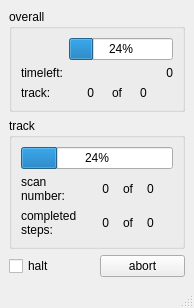
Old version of the form TildaHost/source/Interface/ScanProgressUi/Ui_ScanProgress.ui in the repository lasersphere/Tilda.
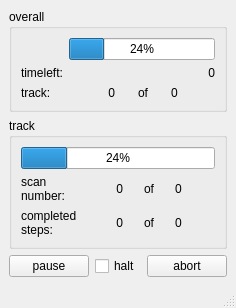
New version of the form.

The edit to the form file:
```diff
--- a/TildaHost/source/Interface/ScanProgressUi/Ui_ScanProgress.ui
+++ b/TildaHost/source/Interface/ScanProgressUi/Ui_ScanProgress.ui
@@ -207,20 +207,27 @@
     </item>
     <item>
      <layout class="QGridLayout" name="gridLayout_2">
-      <item row="2" column="1">
+      <item row="2" column="2">
        <widget class="QPushButton" name="pushButton_abort">
         <property name="text">
          <string>abort</string>
         </property>
        </widget>
       </item>
-      <item row="2" column="0">
+      <item row="2" column="1">
        <widget class="QCheckBox" name="checkBox">
         <property name="text">
          <string>halt</string>
         </property>
        </widget>
       </item>
+      <item row="2" column="0">
+       <widget class="QPushButton" name="pushButton_pause">
+        <property name="text">
+         <string>pause</string>
+        </property>
+       </widget>
+      </item>
      </layout>
     </item>
    </layout>
```
